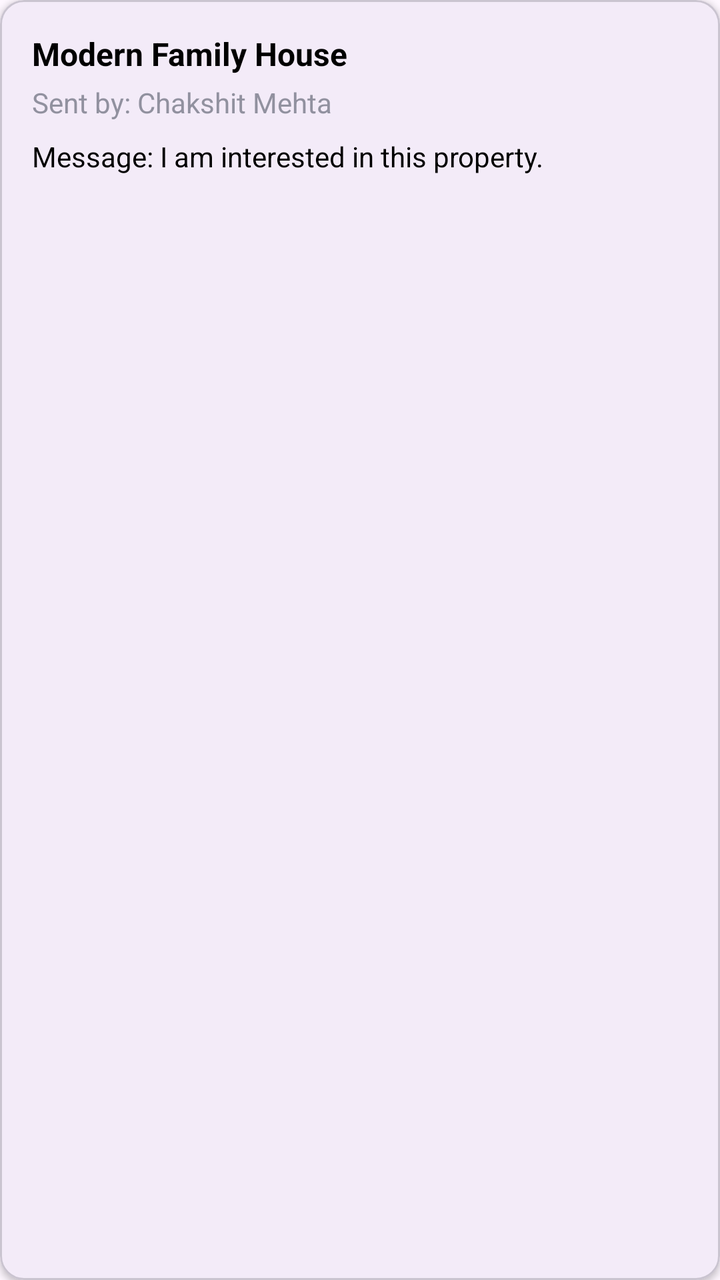
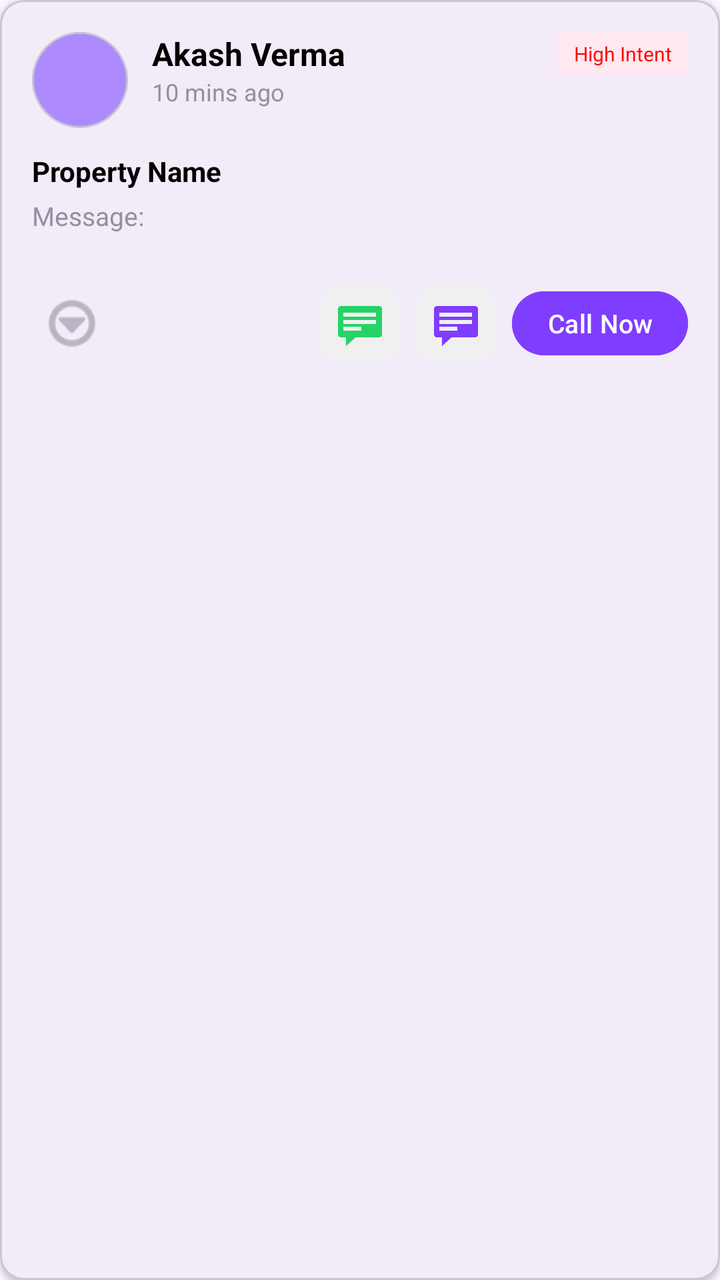

An Android layout rendered at two revisions. The XML below is the earlier revision; the diff shows what the commit changed to produce the second picture.
<!-- AndroidManifest.xml: application theme Theme.Realestateapp -->
<!-- res/layout/item_enquiry.xml -->
<?xml version="1.0" encoding="utf-8"?>
<com.google.android.material.card.MaterialCardView xmlns:android="http://schemas.android.com/apk/res/android"
    xmlns:app="http://schemas.android.com/apk/res-auto"
    android:layout_width="match_parent"
    android:layout_height="wrap_content"
    android:layout_marginBottom="12dp"
    app:cardCornerRadius="12dp"
    app:cardElevation="2dp">

    <LinearLayout
        android:layout_width="match_parent"
        android:layout_height="wrap_content"
        android:orientation="vertical"
        android:padding="16dp">

        <TextView
            android:id="@+id/tvPropertyName"
            android:layout_width="wrap_content"
            android:layout_height="wrap_content"
            android:text="Modern Family House"
            android:textColor="@color/black"
            android:textSize="16sp"
            android:textStyle="bold" />

        <TextView
            android:id="@+id/tvUserName"
            android:layout_width="wrap_content"
            android:layout_height="wrap_content"
            android:layout_marginTop="4dp"
            android:text="Sent by: Chakshit Mehta"
            android:textColor="@color/gray_text"
            android:textSize="14sp" />

        <TextView
            android:id="@+id/tvMessage"
            android:layout_width="wrap_content"
            android:layout_height="wrap_content"
            android:layout_marginTop="8dp"
            android:text="Message: I am interested in this property."
            android:textColor="@color/black"
            android:textSize="14sp" />

    </LinearLayout>
</com.google.android.material.card.MaterialCardView>
<!-- resources referenced by this layout -->
<resources>
  <color name="black">#FF000000</color>
  <color name="gray_text">#91919F</color>
  <style name="Theme.Realestateapp" parent="Base.Theme.Realestateapp" />
  <style name="Base.Theme.Realestateapp" parent="Theme.Material3.DayNight.NoActionBar">
          
          
      </style>
</resources>

<!-- the commit's change to res/layout/item_enquiry.xml (unified diff, before → after) -->
@@ -13,32 +13,129 @@
         android:orientation="vertical"
         android:padding="16dp">
 
+        <RelativeLayout
+            android:layout_width="match_parent"
+            android:layout_height="wrap_content">
+
+            <com.google.android.material.card.MaterialCardView
+                android:id="@+id/ivUserImage"
+                android:layout_width="48dp"
+                android:layout_height="48dp"
+                app:cardCornerRadius="24dp"
+                app:cardElevation="0dp">
+                <ImageView
+                    android:layout_width="match_parent"
+                    android:layout_height="match_parent"
+                    android:src="@drawable/circle_placeholder" />
+            </com.google.android.material.card.MaterialCardView>
+
+            <LinearLayout
+                android:layout_width="wrap_content"
+                android:layout_height="wrap_content"
+                android:layout_marginStart="12dp"
+                android:layout_toEndOf="@id/ivUserImage"
+                android:orientation="vertical">
+
+                <TextView
+                    android:id="@+id/tvUserName"
+                    android:layout_width="wrap_content"
+                    android:layout_height="wrap_content"
+                    android:text="Akash Verma"
+                    android:textColor="@color/black"
+                    android:textSize="16sp"
+                    android:textStyle="bold" />
+
+                <TextView
+                    android:id="@+id/tvTime"
+                    android:layout_width="wrap_content"
+                    android:layout_height="wrap_content"
+                    android:text="10 mins ago"
+                    android:textColor="@color/gray_text"
+                    android:textSize="12sp" />
+            </LinearLayout>
+
+            <TextView
+                android:layout_width="wrap_content"
+                android:layout_height="wrap_content"
+                android:layout_alignParentEnd="true"
+                android:background="#FFE8F0"
+                android:paddingHorizontal="8dp"
+                android:paddingVertical="4dp"
+                android:text="High Intent"
+                android:textColor="@color/red"
+                android:textSize="10sp" />
+        </RelativeLayout>
+
         <TextView
             android:id="@+id/tvPropertyName"
             android:layout_width="wrap_content"
             android:layout_height="wrap_content"
-            android:text="Modern Family House"
+            android:layout_marginTop="12dp"
+            android:text="Property Name"
             android:textColor="@color/black"
-            android:textSize="16sp"
+            android:textSize="14sp"
             android:textStyle="bold" />
-
-        <TextView
-            android:id="@+id/tvUserName"
-            android:layout_width="wrap_content"
-            android:layout_height="wrap_content"
-            android:layout_marginTop="4dp"
-            android:text="Sent by: Chakshit Mehta"
-            android:textColor="@color/gray_text"
-            android:textSize="14sp" />
 
         <TextView
             android:id="@+id/tvMessage"
             android:layout_width="wrap_content"
             android:layout_height="wrap_content"
-            android:layout_marginTop="8dp"
-            android:text="Message: I am interested in this property."
-            android:textColor="@color/black"
-            android:textSize="14sp" />
+            android:layout_marginTop="4dp"
+            android:text="Message: "
+            android:textColor="@color/gray_text"
+            android:textSize="13sp" />
 
+        <View
+            android:layout_width="match_parent"
+            android:layout_height="1dp"
+            android:layout_marginVertical="12dp"
+            android:background="#EEEEEE" />
+
+        <LinearLayout
+            android:layout_width="match_parent"
+            android:layout_height="wrap_content"
+            android:orientation="horizontal">
+
+            <ImageButton
+                android:layout_width="40dp"
+                android:layout_height="40dp"
+                android:background="?attr/selectableItemBackgroundBorderless"
+                android:src="@android:drawable/ic_menu_more"
+                app:tint="@color/gray_text" />
+
+            <View
+                android:layout_width="0dp"
+                android:layout_height="1dp"
+                android:layout_weight="1" />
+
+            <ImageButton
+                android:layout_width="40dp"
+                android:layout_height="40dp"
+                android:layout_marginEnd="8dp"
+                android:background="@drawable/edit_text_bg"
+                android:backgroundTint="#F0F0F0"
+                android:src="@android:drawable/stat_notify_chat"
+                app:tint="#25D366" />
+
+            <ImageButton
+                android:layout_width="40dp"
+                android:layout_height="40dp"
+                android:layout_marginEnd="8dp"
+                android:background="@drawable/edit_text_bg"
+                android:backgroundTint="#F0F0F0"
+                android:src="@android:drawable/stat_notify_chat"
+                app:tint="@color/primary" />
+
+            <Button
+                android:id="@+id/btnCallNow"
+                android:layout_width="wrap_content"
+                android:layout_height="40dp"
+                android:backgroundTint="@color/primary"
+                android:paddingHorizontal="16dp"
+                android:text="Call Now"
+                android:textAllCaps="false"
+                android:textColor="@color/white"
+                android:textSize="13sp" />
+        </LinearLayout>
     </LinearLayout>
 </com.google.android.material.card.MaterialCardView>
<!-- resource entries referenced after the edit -->
@@ -2,7 +2,24 @@
 <resources>
   <color name="black">#FF000000</color>
   <color name="gray_text">#91919F</color>
+  <color name="primary">#7F3DFF</color>
+  <color name="red">#FF0000</color>
+  <color name="white">#FFFFFFFF</color>
+  <!-- drawable circle_placeholder (drawable) -->
+  <?xml version="1.0" encoding="utf-8"?>
+  <shape xmlns:android="http://schemas.android.com/apk/res/android"
+      android:shape="oval">
+      <solid android:color="#AD8BFF" />
+  </shape>
+  <!-- drawable edit_text_bg (drawable) -->
+  <?xml version="1.0" encoding="utf-8"?>
+  <shape xmlns:android="http://schemas.android.com/apk/res/android">
+      <solid android:color="@color/white" />
+      <stroke android:width="1dp" android:color="@color/border_color" />
+      <corners android:radius="12dp" />
+  </shape>
   <style name="Theme.Realestateapp" parent="Base.Theme.Realestateapp" />
+  <color name="border_color">#E1E1E1</color>
   <style name="Base.Theme.Realestateapp" parent="Theme.Material3.DayNight.NoActionBar">
           
           
